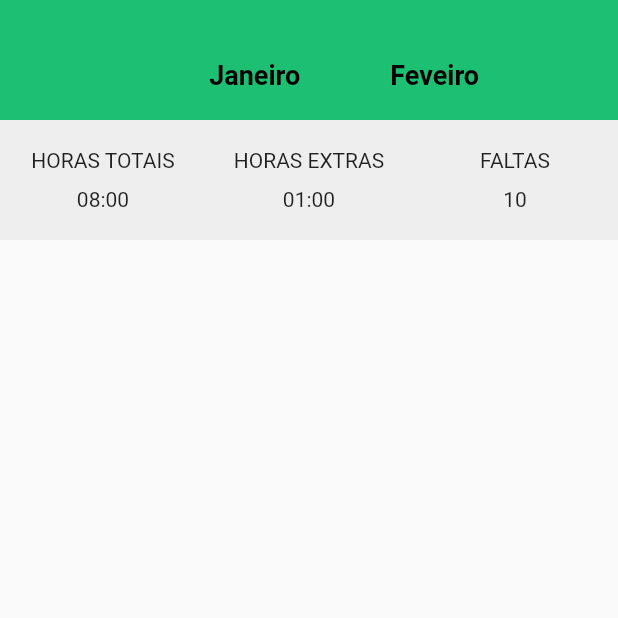
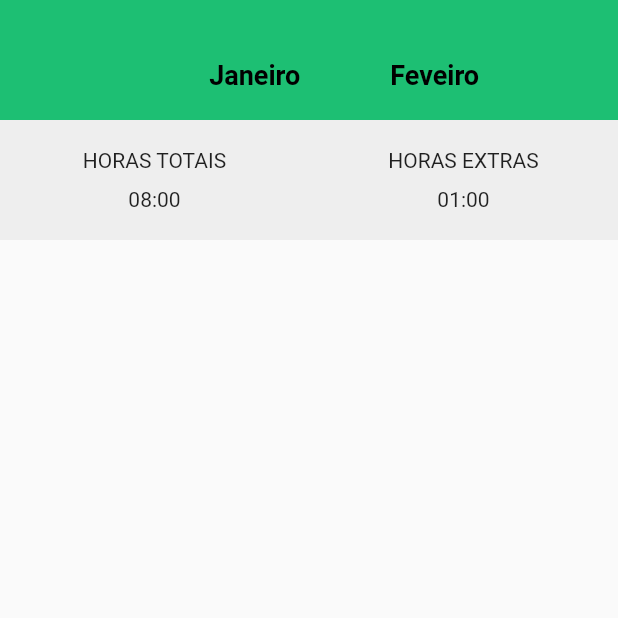
Before and after one commit to upPlay-company/via-ponto, a Flutter app: the RelatorioMonth screen opened directly, on a phone screen of 412 x 824 dp, the top half of it. Run offline on Flutter 3.47's test engine with Material 2 defaults, Android fonts, the phone set to English and light mode, and no system bars; our stand-ins replace bubble_tab_indicator, date_picker_timeline, flutter_mobx, geolocator, get_it, mobx and 3 more; missing offline and left inert: bmnav, location_permissions, slide_digital_clock; accounts and stored records are empty; generated files the repository leaves out were written again; network calls fail; statements that could not run were skipped.

Commit message:
Automatização do mês

```diff
--- a/lib/screens/relatorio/components/relatorio_month.dart
+++ b/lib/screens/relatorio/components/relatorio_month.dart
@@ -87,16 +87,6 @@ class _RelatorioMonthState extends State<RelatorioMonth> {
                     ],
                   ),
                 ),
-                Expanded(
-                  child: Column(
-                    mainAxisAlignment: MainAxisAlignment.center,
-                    children: [
-                      Text('FALTAS'),
-                      SizedBox(height: 10),
-                      Text('10'),
-                    ],
-                  ),
-                )
               ],
             ),
           ),
--- a/lib/screens/relatorio/components/report_month.dart
+++ b/lib/screens/relatorio/components/report_month.dart
@@ -43,7 +43,7 @@ class ReportMonth extends StatelessWidget {
                         ),
                         RichText(
                           text: TextSpan(
-                            text: 'Trabalhando: ${ponto.time}',
+                            text: 'Trabalhado: ${ponto.time}',
                             style: DefaultTextStyle.of(context).style,
                             children: <TextSpan>[
                               TextSpan(
```
